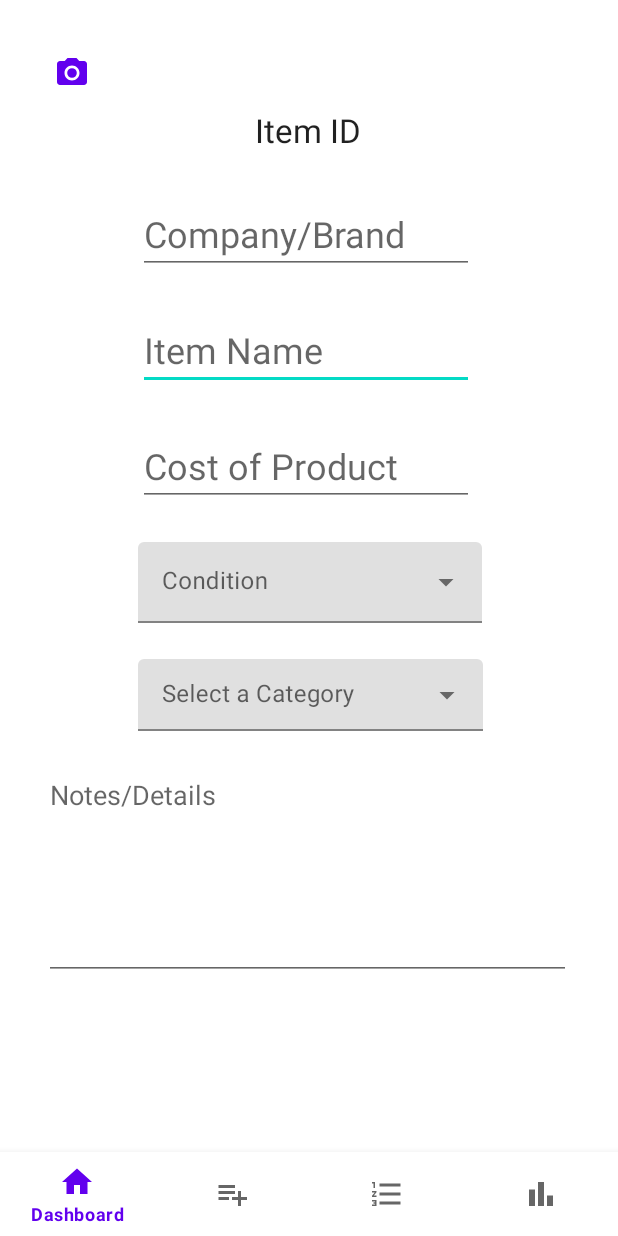
After one commit to Teggenberg/NardDogsApp, an Android app: the ItemList screen opened directly, with no data from a screen before it, on a phone screen of 412 x 824 dp. The commit adds this screen. Run offline under Robolectric (Android 15) with nearby library versions, the phone set to English and light mode, and no system bars.

Commit message:
AddList default design

```diff
--- a/app/src/main/AndroidManifest.xml
+++ b/app/src/main/AndroidManifest.xml
@@ -12,10 +12,10 @@
         android:theme="@style/Theme.NardDogsInventory"
         tools:targetApi="31">
         <activity
-            android:name=".GoogleReg"
+            android:name=".ItemList"
             android:exported="false" />
         <activity
-            android:name=".registerGoogle"
+            android:name=".GoogleReg"
             android:exported="false" />
         <activity
             android:name=".LoginActivity"
--- /dev/null
+++ b/app/src/main/java/com/example/narddogsinventory/ItemList.kt
@@ -0,0 +1,17 @@
+package com.example.narddogsinventory
+
+import androidx.appcompat.app.AppCompatActivity
+import android.os.Bundle
+
+class ItemList : AppCompatActivity() {
+    override fun onCreate(savedInstanceState: Bundle?) {
+        super.onCreate(savedInstanceState)
+
+        setContentView(R.layout.activity_item_list)
+    }
+
+    private fun addItem()
+    {
+
+    }
+}
--- a/app/src/main/java/com/example/narddogsinventory/LoginActivity.kt
+++ b/app/src/main/java/com/example/narddogsinventory/LoginActivity.kt
@@ -1,15 +1,23 @@
 package com.example.narddogsinventory
 
 import android.content.Intent
+import android.os.Binder
 import androidx.appcompat.app.AppCompatActivity
 import android.os.Bundle
+import android.view.inputmethod.InputBinding
 import android.widget.Button
 import android.widget.TextView
+import androidx.appcompat.widget.ButtonBarLayout
+import androidx.fragment.app.Fragment
+import com.google.android.material.bottomnavigation.BottomNavigationView
+import com.google.android.material.snackbar.BaseTransientBottomBar
 import com.google.firebase.auth.FirebaseAuth
+import java.nio.BufferUnderflowException
 
 class LoginActivity : AppCompatActivity() {
 
     private lateinit var auth : FirebaseAuth
+
 
     override fun onCreate(savedInstanceState: Bundle?) {
         super.onCreate(savedInstanceState)
@@ -26,5 +34,16 @@ class LoginActivity : AppCompatActivity() {
             auth.signOut()
             startActivity(Intent(this, MainActivity::class.java))
         }
+
     }
+
+    private fun replaceFragment(fragment:Fragment){
+
+        val fragmentManager = supportFragmentManager
+        val fragmentTransaction = fragmentManager.beginTransaction()
+        fragmentTransaction.replace(R.id.bottomNav, fragment)
+        fragmentTransaction.commit()
+    }
+
+
 }
--- a/app/src/main/java/com/example/narddogsinventory/MainActivity.kt
+++ b/app/src/main/java/com/example/narddogsinventory/MainActivity.kt
@@ -8,6 +8,7 @@ import android.content.Intent
 import android.util.Log
 import android.widget.Toast
 import androidx.activity.result.contract.ActivityResultContracts
+import androidx.appcompat.widget.ButtonBarLayout
 import com.google.android.gms.auth.api.signin.GoogleSignIn
 import com.google.android.gms.auth.api.signin.GoogleSignInAccount
 import com.google.android.gms.auth.api.signin.GoogleSignInClient
@@ -66,8 +67,6 @@ class MainActivity : AppCompatActivity() {
         }
 
 
-
-
     }
 
     private fun signInGoogle() {
@@ -124,8 +123,6 @@ class MainActivity : AppCompatActivity() {
             }
         }
 
-
-
     }
 
     private fun newUser(email: String?) {
--- /dev/null
+++ b/app/src/main/res/drawable/baseline_camera_alt_24.xml
@@ -0,0 +1,6 @@
+<vector android:height="24dp" android:tint="#000000"
+    android:viewportHeight="24" android:viewportWidth="24"
+    android:width="24dp" xmlns:android="http://schemas.android.com/apk/res/android">
+    <path android:fillColor="@android:color/white" android:pathData="M12,12m-3.2,0a3.2,3.2 0,1 1,6.4 0a3.2,3.2 0,1 1,-6.4 0"/>
+    <path android:fillColor="@android:color/white" android:pathData="M9,2L7.17,4L4,4c-1.1,0 -2,0.9 -2,2v12c0,1.1 0.9,2 2,2h16c1.1,0 2,-0.9 2,-2L22,6c0,-1.1 -0.9,-2 -2,-2h-3.17L15,2L9,2zM12,17c-2.76,0 -5,-2.24 -5,-5s2.24,-5 5,-5 5,2.24 5,5 -2.24,5 -5,5z"/>
+</vector>
--- a/app/src/main/res/layout/activity_google_reg.xml
+++ b/app/src/main/res/layout/activity_google_reg.xml
@@ -74,6 +74,7 @@
         android:textStyle="bold"
         app:layout_constraintBottom_toTopOf="@+id/etFirstName"
         app:layout_constraintEnd_toEndOf="parent"
+        app:layout_constraintHorizontal_bias="0.498"
         app:layout_constraintStart_toStartOf="parent" />
 
 </androidx.constraintlayout.widget.ConstraintLayout>
--- /dev/null
+++ b/app/src/main/res/layout/activity_item_list.xml
@@ -0,0 +1,141 @@
+<?xml version="1.0" encoding="utf-8"?>
+<androidx.constraintlayout.widget.ConstraintLayout xmlns:android="http://schemas.android.com/apk/res/android"
+    xmlns:app="http://schemas.android.com/apk/res-auto"
+    xmlns:tools="http://schemas.android.com/tools"
+    android:layout_width="match_parent"
+    android:layout_height="match_parent"
+    tools:context=".ItemList">
+
+    <TextView
+        android:id="@+id/etItemID"
+        android:layout_width="wrap_content"
+        android:layout_height="wrap_content"
+        android:layout_marginTop="72dp"
+        android:text="Item ID"
+        android:textAppearance="@style/TextAppearance.AppCompat.Large"
+        app:layout_constraintEnd_toEndOf="parent"
+        app:layout_constraintHorizontal_bias="0.498"
+        app:layout_constraintStart_toStartOf="parent"
+        app:layout_constraintTop_toTopOf="parent" />
+
+    <EditText
+        android:id="@+id/etItemName"
+        android:layout_width="wrap_content"
+        android:layout_height="wrap_content"
+        android:layout_marginStart="92dp"
+        android:layout_marginTop="24dp"
+        android:ems="8"
+        android:hint="Item Name"
+        android:inputType="textPersonName"
+        android:textSize="24sp"
+        app:layout_constraintStart_toStartOf="parent"
+        app:layout_constraintTop_toBottomOf="@+id/etBrand" />
+
+    <EditText
+        android:id="@+id/etCost"
+        android:layout_width="wrap_content"
+        android:layout_height="wrap_content"
+        android:layout_marginStart="92dp"
+        android:layout_marginTop="24dp"
+        android:ems="8"
+        android:hint="Cost of Product"
+        android:inputType="textPersonName"
+        android:textSize="24sp"
+        app:layout_constraintStart_toStartOf="parent"
+        app:layout_constraintTop_toBottomOf="@+id/etItemName" />
+
+    <com.google.android.material.bottomnavigation.BottomNavigationView
+        android:id="@+id/bottomNav"
+        android:layout_width="0dp"
+        android:layout_height="wrap_content"
+        app:layout_constraintBottom_toBottomOf="parent"
+        app:layout_constraintEnd_toEndOf="parent"
+        app:layout_constraintHorizontal_bias="0.0"
+        app:layout_constraintStart_toStartOf="parent"
+        app:menu="@menu/bottom_navbar" />
+
+    <EditText
+        android:id="@+id/etBrand"
+        android:layout_width="wrap_content"
+        android:layout_height="wrap_content"
+        android:layout_marginStart="92dp"
+        android:layout_marginTop="28dp"
+        android:ems="8"
+        android:hint="Company/Brand"
+        android:inputType="textPersonName"
+        android:textSize="24sp"
+        app:layout_constraintStart_toStartOf="parent"
+        app:layout_constraintTop_toBottomOf="@+id/etItemID" />
+
+    <com.google.android.material.textfield.TextInputLayout
+        android:id="@+id/textInputLayout"
+        style="@style/Widget.MaterialComponents.TextInputLayout.FilledBox.Dense.ExposedDropdownMenu"
+        android:layout_width="230dp"
+        android:layout_height="wrap_content"
+        android:layout_marginStart="80dp"
+        android:layout_marginTop="24dp"
+        android:layout_marginEnd="90dp"
+        app:layout_constraintEnd_toEndOf="parent"
+        app:layout_constraintHorizontal_bias="1.0"
+        app:layout_constraintStart_toStartOf="parent"
+        app:layout_constraintTop_toBottomOf="@+id/etCost">
+
+        <AutoCompleteTextView
+            android:id="@+id/etNew"
+            android:layout_width="229dp"
+            android:layout_height="54dp"
+            android:layout_weight="1"
+            android:height="48dp"
+            android:hint="Condition" />
+    </com.google.android.material.textfield.TextInputLayout>
+
+    <com.google.android.material.textfield.TextInputLayout
+        android:id="@+id/textInputLayout2"
+        style="@style/Widget.MaterialComponents.TextInputLayout.FilledBox.Dense.ExposedDropdownMenu"
+        android:layout_width="230dp"
+        android:layout_height="wrap_content"
+        android:layout_marginStart="80dp"
+        android:layout_marginTop="24dp"
+        android:layout_marginEnd="90dp"
+        app:layout_constraintEnd_toEndOf="parent"
+        app:layout_constraintHorizontal_bias="1.0"
+        app:layout_constraintStart_toStartOf="parent"
+        app:layout_constraintTop_toBottomOf="@+id/textInputLayout">
+
+        <AutoCompleteTextView
+            android:id="@+id/etDropDownBox"
+            android:layout_width="match_parent"
+            android:layout_height="match_parent"
+            android:layout_weight="1"
+            android:height="48dp"
+            android:hint="Select a Category" />
+
+    </com.google.android.material.textfield.TextInputLayout>
+
+    <Button
+        android:id="@+id/etCamera"
+        style="@style/Widget.Material3.Button.TextButton.Icon"
+        android:layout_width="49dp"
+        android:layout_height="49dp"
+        android:layout_marginStart="24dp"
+        android:layout_marginTop="24dp"
+        android:text="."
+        android:textSize="16sp"
+        app:icon="@drawable/baseline_camera_alt_24"
+        app:layout_constraintStart_toStartOf="parent"
+        app:layout_constraintTop_toTopOf="parent" />
+
+    <EditText
+        android:id="@+id/editTextTextMultiLine"
+        android:layout_width="351dp"
+        android:layout_height="146dp"
+        android:layout_marginStart="29dp"
+        android:layout_marginTop="20dp"
+        android:ems="10"
+        android:gravity="start|top"
+        android:hint="Notes/Details"
+        android:inputType="textMultiLine"
+        app:layout_constraintStart_toStartOf="parent"
+        app:layout_constraintTop_toBottomOf="@+id/textInputLayout2" />
+
+</androidx.constraintlayout.widget.ConstraintLayout>
--- a/build.gradle
+++ b/build.gradle
@@ -4,7 +4,7 @@ buildscript {
     }
 }// Top-level build file where you can add configuration options common to all sub-projects/modules.
 plugins {
-    id 'com.android.application' version '7.4.0' apply false
-    id 'com.android.library' version '7.4.0' apply false
+    id 'com.android.application' version '7.4.1' apply false
+    id 'com.android.library' version '7.4.1' apply false
     id 'org.jetbrains.kotlin.android' version '1.7.21' apply false
 }
```
